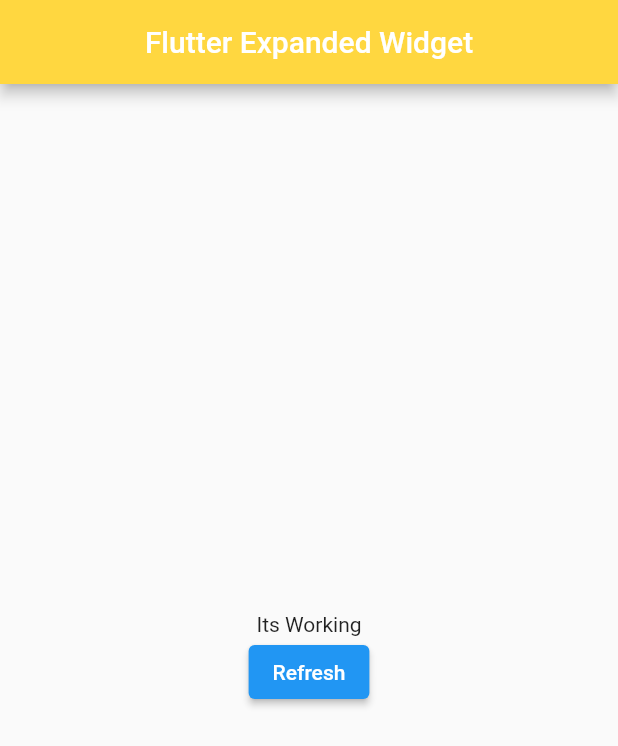
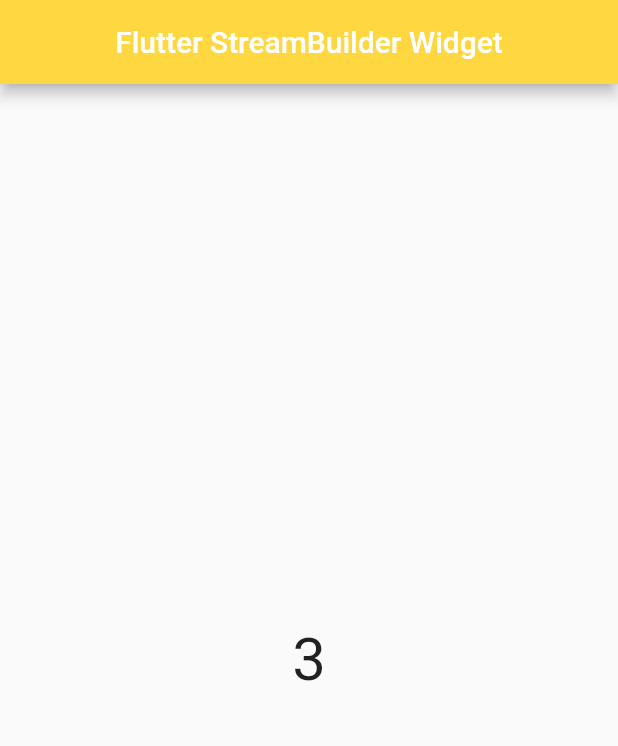
Before and after one commit to mdmanik74/Flutter-Day, a Flutter app: the screen it shows after launch, on a phone screen of 412 x 824 dp. Shown: the top 746 px of the screen. Run offline on Flutter 3.47's test engine with Material 2 defaults, Android fonts, the phone set to English and light mode, and no system bars.

Commit message:
StreamBuilder

```diff
--- a/lib/main.dart
+++ b/lib/main.dart
@@ -1,7 +1,8 @@
 import 'package:flutter/material.dart';
 //import 'package:source_code/source/animated_crossfade.dart';
 //import 'package:source_code/source/expanded_widget.dart';
-import 'package:source_code/source/future_builder.dart';
+//import 'package:source_code/source/future_builder.dart';
+import 'package:source_code/source/stream_bulder.dart';
 //import 'package:source_code/source/page_view.dart';
 //import 'package:source_code/source/range_slider.dart';
 //import 'package:source_code/source/stepper_widget.dart';
@@ -28,11 +29,11 @@ class MyApp extends StatelessWidget {
       debugShowCheckedModeBanner: false,
       home: Scaffold(
         appBar: AppBar(
-          title: const Text('Flutter Expanded Widget'),
+          title: const Text('Flutter StreamBuilder Widget'),
           backgroundColor: Colors.amberAccent,
           centerTitle: true,
         ),
-        body: FutureBuilders(),
+        body: StramBuilderWideget(),
         backgroundColor: Colors.greenAccent,
       ),
     );
--- /dev/null
+++ b/lib/source/stream_bulder.dart
@@ -0,0 +1,50 @@
+// ignore_for_file: camel_case_types, prefer_typing_uninitialized_variables
+
+import 'package:flutter/material.dart';
+
+class StramBuilderWideget extends StatefulWidget {
+  const StramBuilderWideget({Key? key}) : super(key: key);
+
+  @override
+  State<StramBuilderWideget> createState() => _StramBuilderWidegetState();
+}
+
+Stream<int> generateStream = (() async* {
+  await Future<void>.delayed(const Duration(seconds: 1));
+  yield 1;
+  await Future<void>.delayed(const Duration(seconds: 2));
+  yield 2;
+  await Future<void>.delayed(const Duration(seconds: 3));
+  yield 3;
+  await Future<void>.delayed(const Duration(seconds: 4));
+  yield 4;
+  await Future<void>.delayed(const Duration(seconds: 5));
+  yield 5;
+  throw 'An Error occured';
+})();
+
+class _StramBuilderWidegetState extends State<StramBuilderWideget> {
+  @override
+  Widget build(BuildContext context) {
+    return Scaffold(
+      body: Center(
+          child: StreamBuilder(
+        stream: generateStream,
+        initialData: 0,
+        builder: (context, snapshot) {
+          if (snapshot.connectionState == ConnectionState.waiting) {
+            return const CircularProgressIndicator.adaptive();
+          }
+          if (snapshot.hasError) {
+            return const Text('Error');
+          } else {
+            return Text(
+              snapshot.data.toString(),
+              style: const TextStyle(fontSize: 40),
+            );
+          }
+        },
+      )),
+    );
+  }
+}
```
